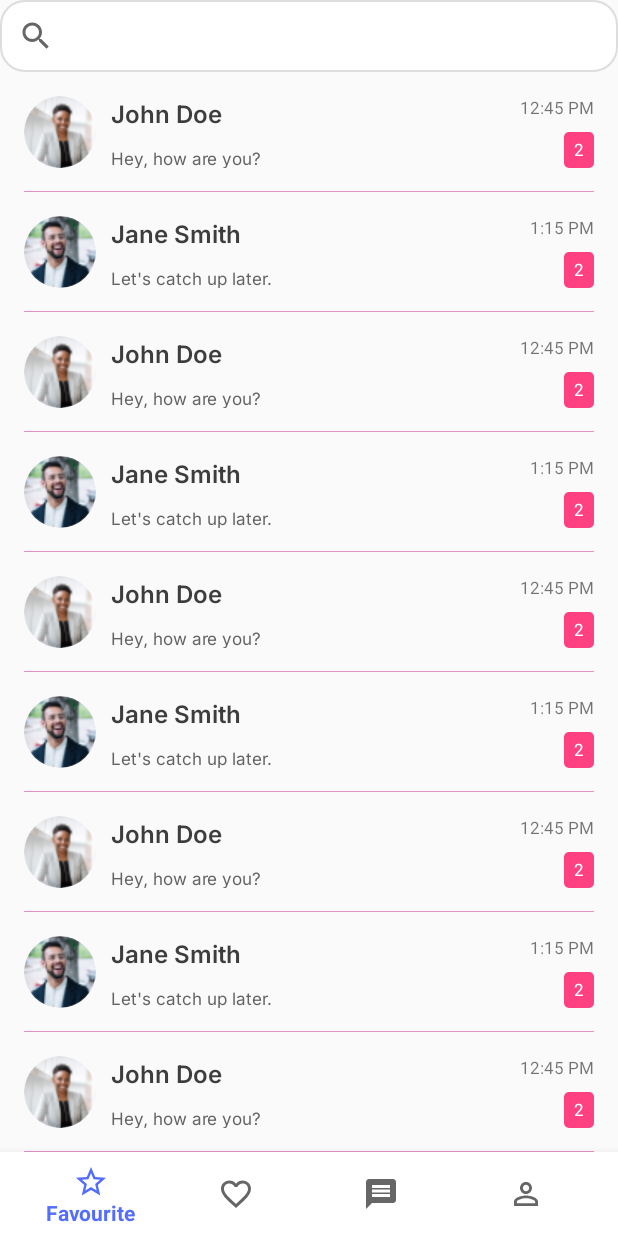
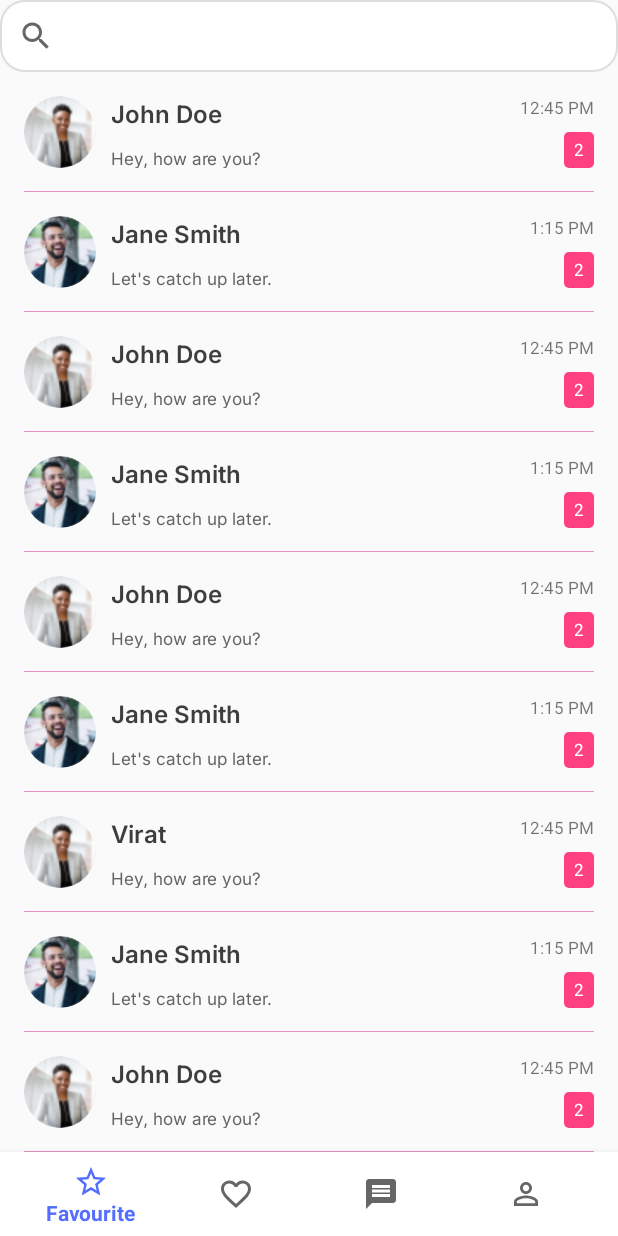
Before and after one commit to Ramreddy540/datingapp, an Android app: the fragment MessageFragment placed in its activity, on a phone screen of 412 x 824 dp. Run offline under Robolectric (Android 15) with nearby library versions, the phone set to English and light mode, and no system bars; our stand-ins replace CircleImageView, Firebase (no records; nobody signed in at launch, a user with empty details on screens opened directly); libraries missing offline, so code that uses them is left out: com.razorpay; pictures from the network do not load.

```diff
--- a/app/src/main/java/com/example/otpverification/Member.java
+++ b/app/src/main/java/com/example/otpverification/Member.java
@@ -1,4 +1,3 @@
-
 package com.example.otpverification;
 
 public class Member {
@@ -6,14 +5,14 @@ public class Member {
     private int photo;
     private String lastMessage;
     private String time;
-    private int messageCount;
+    private int unreadMessages;
 
-    public Member(String name, int photo, String lastMessage, String time, int messageCount) {
+    public Member(String name, int photo, String lastMessage, String time, int unreadMessages) {
         this.name = name;
         this.photo = photo;
         this.lastMessage = lastMessage;
         this.time = time;
-        this.messageCount = messageCount;
+        this.unreadMessages = unreadMessages;
     }
 
     public String getName() {
@@ -32,7 +31,7 @@ public class Member {
         return time;
     }
 
-    public int getMessageCount() {
-        return messageCount;
+    public int getUnreadMessages() {
+        return unreadMessages;
     }
 }
--- a/app/src/main/java/com/example/otpverification/MessageFragment.java
+++ b/app/src/main/java/com/example/otpverification/MessageFragment.java
@@ -1,5 +1,3 @@
-
-
 package com.example.otpverification;
 
 import android.os.Bundle;
@@ -53,17 +51,15 @@ public class MessageFragment extends Fragment implements MemberAdapter.OnItemCli
         memberList.add(new Member("Jane Smith", R.drawable.kp, "Let's catch up later.", "1:15 PM", 1));
         memberList.add(new Member("John Doe", R.drawable.jack, "Hey, how are you?", "12:45 PM", 2));
         memberList.add(new Member("Jane Smith", R.drawable.kp, "Let's catch up later.", "1:15 PM", 1));
-        memberList.add(new Member("John Doe", R.drawable.jack, "Hey, how are you?", "12:45 PM", 2));
-        memberList.add(new Member("Jane Smith", R.drawable.kp, "Let's catch up later.", "1:15 PM", 1));
-        memberList.add(new Member("John Doe", R.drawable.jack, "Hey, how are you?", "12:45 PM", 2));
-        memberList.add(new Member("M S Dhoni", R.drawable.kp, "Let's catch up later.", "1:15 PM", 1));
-        memberList.add(new Member("John Doe", R.drawable.jack, "Hey, how are you?", "12:45 PM", 2));
+        memberList.add(new Member("Virat", R.drawable.jack, "Hey, how are you?", "12:45 PM", 2));
         memberList.add(new Member("Jane Smith", R.drawable.kp, "Let's catch up later.", "1:15 PM", 1));
         memberList.add(new Member("John Doe", R.drawable.jack, "Hey, how are you?", "12:45 PM", 2));
         memberList.add(new Member("Jane Smith", R.drawable.kp, "Let's catch up later.", "1:15 PM", 1));
         memberList.add(new Member("John Doe", R.drawable.jack, "Hey, how are you?", "12:45 PM", 2));
         memberList.add(new Member("Jane Smith", R.drawable.kp, "Let's catch up later.", "1:15 PM", 1));
-
+        memberList.add(new Member("John Cena", R.drawable.jack, "Hey, how are you?", "12:45 PM", 2));
+        memberList.add(new Member("Jane Smith", R.drawable.kp, "Let's catch up later.", "1:15 PM", 1));
+        memberList.add(new Member("John Doe", R.drawable.jack, "Hey, how are you?", "12:45 PM", 2));
 
         // Set up RecyclerView
         memberAdapter = new MemberAdapter(memberList, this);
--- a/app/src/main/res/layout/fragment_message.xml
+++ b/app/src/main/res/layout/fragment_message.xml
@@ -26,6 +26,6 @@
         app:layout_constraintStart_toStartOf="parent"
         app:layout_constraintEnd_toEndOf="parent"
         android:padding="8dp"
-        tools:listitem="@layout/item_member"/>
+        tools:listitem="@layout/item_member" />
 
 </androidx.constraintlayout.widget.ConstraintLayout>
```
Also changed, not shown: app/src/main/java/com/example/otpverification/MemberAdapter.java (+17 -17 lines).
